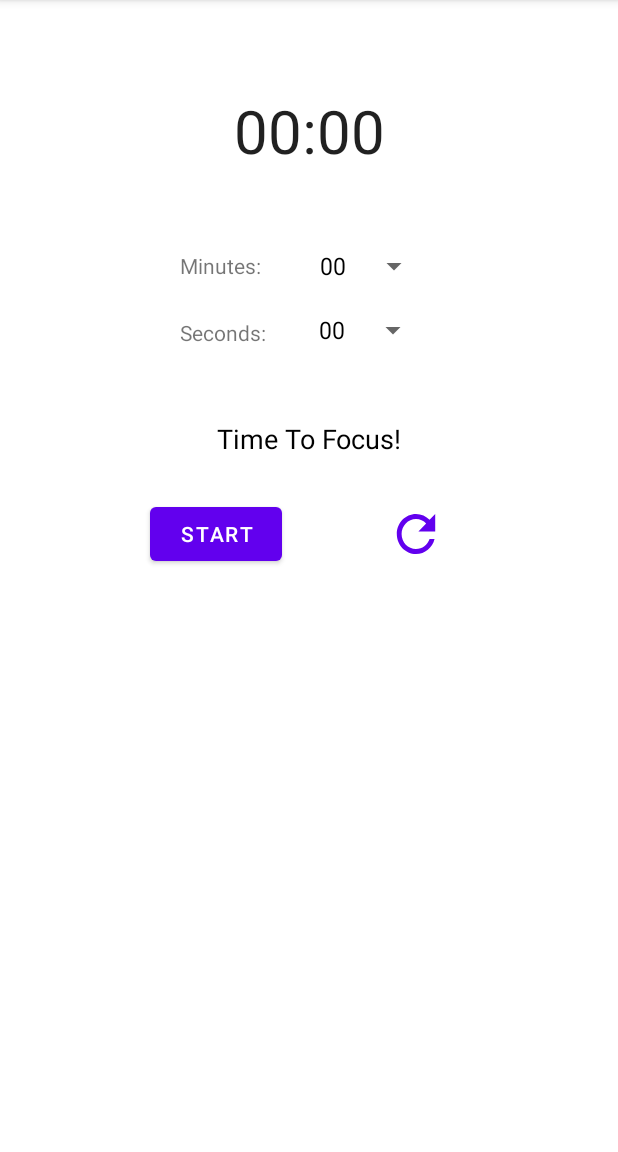
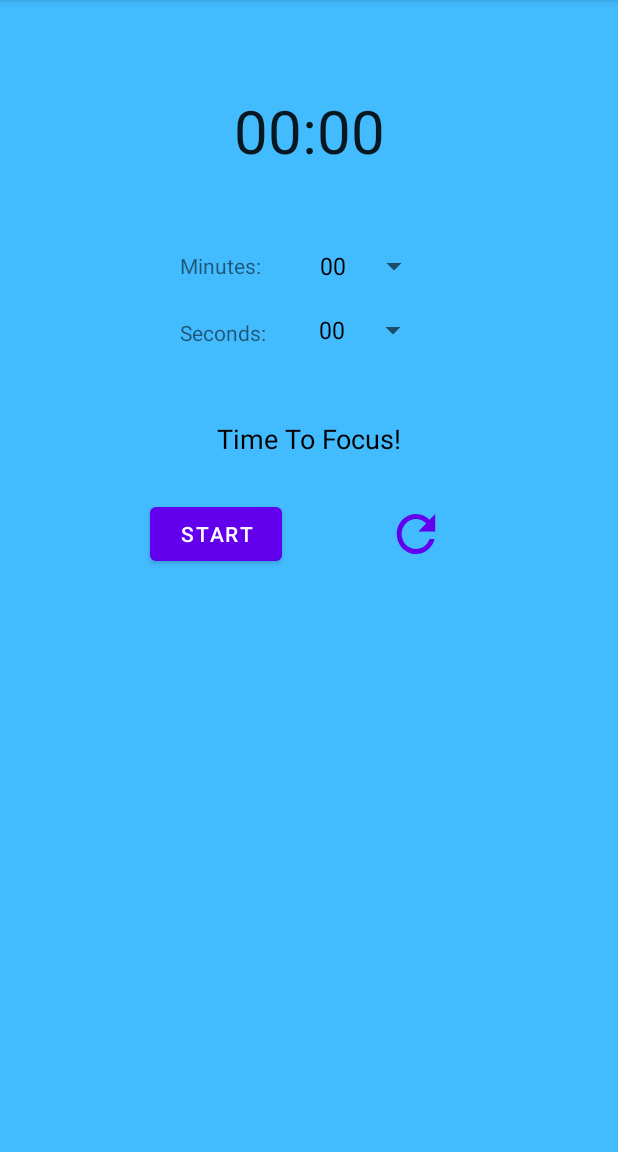
Before and after one commit to andrewnoel99/StudyBuddy, an Android app: the timerTaskActivity screen opened directly, with no data from a screen before it, on a phone screen of 412 x 824 dp, the part 84-1236 px from its top. Run offline under Robolectric (Android 15) with nearby library versions, the phone set to English and light mode, and no system bars.

Commit message:
background commit/Salma R

```diff
--- a/app/src/main/res/layout/activity_main.xml
+++ b/app/src/main/res/layout/activity_main.xml
@@ -6,7 +6,8 @@
     android:id="@+id/scroll"
     android:layout_width="match_parent"
     android:layout_height="match_parent"
-    tools:context=".MainActivity">
+    tools:context=".MainActivity"
+    android:background="@drawable/front">
 
     <Button
         android:id="@+id/StudyMethodsBtn"
--- a/app/src/main/res/layout/activity_study.xml
+++ b/app/src/main/res/layout/activity_study.xml
@@ -2,7 +2,8 @@
 <LinearLayout xmlns:android="http://schemas.android.com/apk/res/android"
     android:layout_width="match_parent"
     android:layout_height="match_parent"
-    android:orientation="vertical">
+    android:orientation="vertical"
+    android:background="@drawable/img">
 
     <TextView
         android:id="@+id/text_view"
--- a/app/src/main/res/layout/activity_timer.xml
+++ b/app/src/main/res/layout/activity_timer.xml
@@ -1,6 +1,7 @@
 <RelativeLayout xmlns:android="http://schemas.android.com/apk/res/android"
     android:layout_width="match_parent"
-    android:layout_height="match_parent">
+    android:layout_height="match_parent"
+    android:background="@drawable/img_1">
 
     <TextView
         android:id="@+id/current_step_text_view"
--- a/app/src/main/res/layout/activity_timer_task.xml
+++ b/app/src/main/res/layout/activity_timer_task.xml
@@ -4,7 +4,8 @@
     xmlns:tools="http://schemas.android.com/tools"
     android:layout_width="match_parent"
     android:layout_height="match_parent"
-    tools:context=".timerTaskActivity">
+    tools:context=".timerTaskActivity"
+    android:background="@drawable/img_2">
 
     <TextView
         android:id="@+id/txtTimerTV"
```
Also changed, not shown: app/src/main/res/drawable/front.jpeg (added), app/src/main/res/drawable/img.png (added), app/src/main/res/drawable/img_1.png (added), app/src/main/res/drawable/img_2.png (added).
